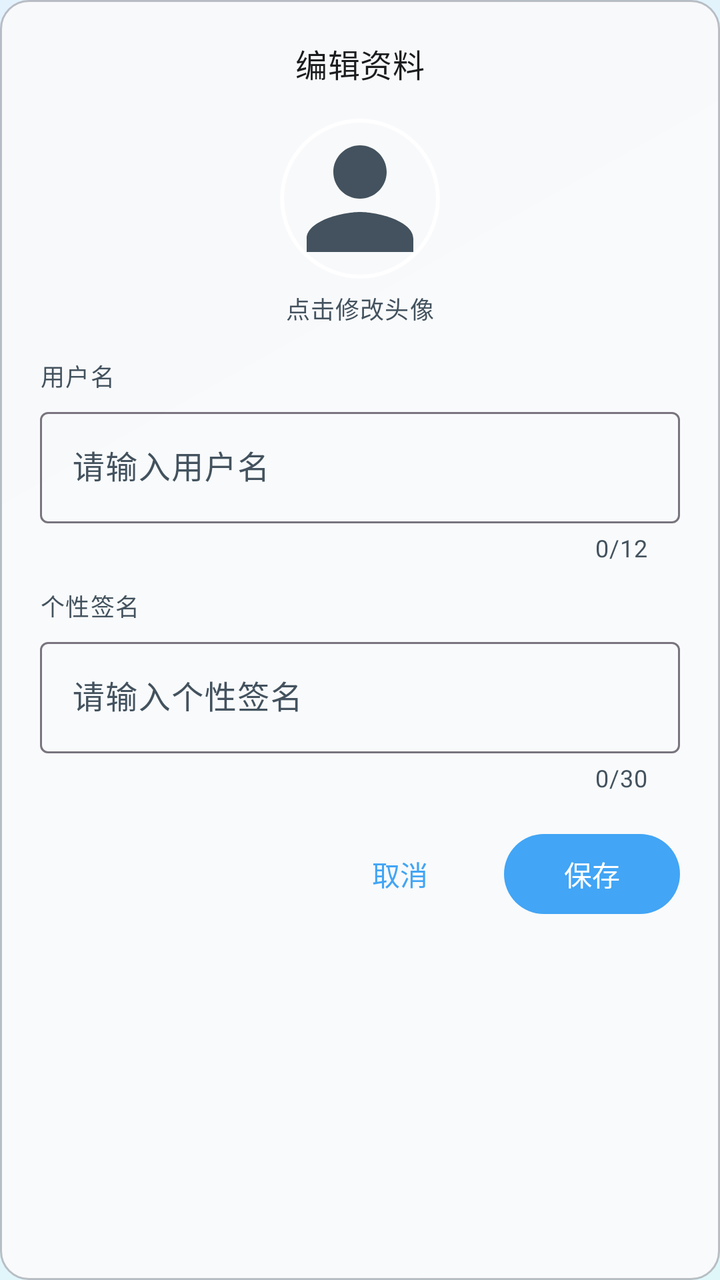
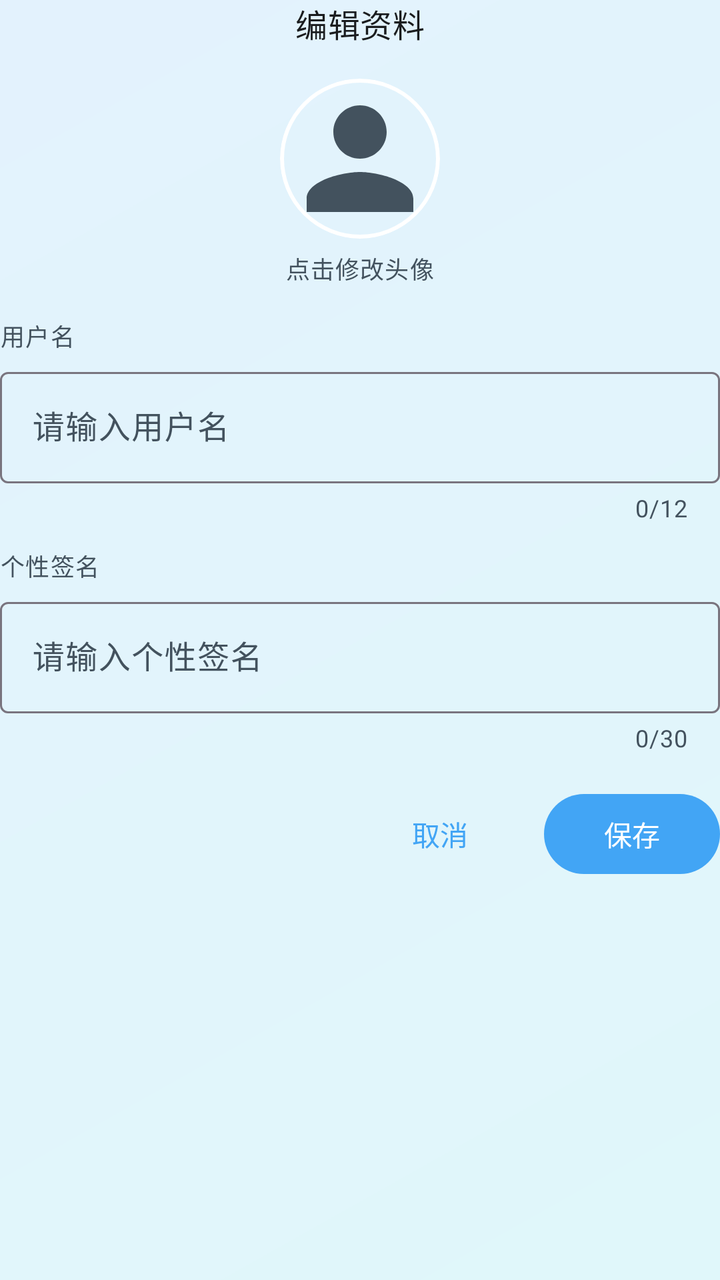

Before-and-after screenshots of an Android layout around one commit, followed by the original layout XML and the change that was made.
<!-- AndroidManifest.xml: application theme AppTheme -->
<!-- res/layout/dialog_edit_profile.xml -->
<?xml version="1.0" encoding="utf-8"?>
<LinearLayout xmlns:android="http://schemas.android.com/apk/res/android"
    xmlns:app="http://schemas.android.com/apk/res-auto"
    android:layout_width="match_parent"
    android:layout_height="wrap_content"
    android:orientation="vertical"
    android:gravity="center_horizontal"
    android:padding="20dp"
    android:background="@drawable/bg_glass_dialog">

    
    <TextView
        android:layout_width="wrap_content"
        android:layout_height="wrap_content"
        android:text="编辑资料"
        android:textAppearance="?attr/textAppearanceTitleMedium"
        android:textColor="?attr/colorOnSurface" />

    
    <com.google.android.material.card.MaterialCardView
        android:layout_width="80dp"
        android:layout_height="80dp"
        android:layout_marginTop="16dp"
        app:cardCornerRadius="40dp"
        app:cardElevation="0dp"
        app:cardBackgroundColor="@android:color/transparent"
        app:strokeWidth="2dp"
        app:strokeColor="@android:color/white">

        <ImageView
            android:id="@+id/dialog_avatar"
            android:layout_width="match_parent"
            android:layout_height="match_parent"
            android:scaleType="centerCrop"
            android:src="@drawable/ic_mine"
            android:clickable="true"
            android:focusable="true"
            android:contentDescription="编辑头像" />
    </com.google.android.material.card.MaterialCardView>

    <TextView
        android:layout_width="wrap_content"
        android:layout_height="wrap_content"
        android:layout_marginTop="6dp"
        android:text="点击修改头像"
        android:textAppearance="?attr/textAppearanceBodySmall"
        android:textColor="?attr/colorOnSurfaceVariant" />

    
    <TextView
        android:layout_width="match_parent"
        android:layout_height="wrap_content"
        android:layout_marginTop="16dp"
        android:text="用户名"
        android:textAppearance="?attr/textAppearanceLabelMedium"
        android:textColor="?attr/colorOnSurfaceVariant" />

    <com.google.android.material.textfield.TextInputLayout
        android:layout_width="match_parent"
        android:layout_height="wrap_content"
        android:layout_marginTop="4dp"
        app:counterEnabled="true"
        app:counterMaxLength="12"
        style="@style/Widget.Material3.TextInputLayout.OutlinedBox">

        <com.google.android.material.textfield.TextInputEditText
            android:id="@+id/dialog_name"
            android:layout_width="match_parent"
            android:layout_height="wrap_content"
            android:hint="请输入用户名"
            android:maxLength="12"
            android:singleLine="true" />
    </com.google.android.material.textfield.TextInputLayout>

    
    <TextView
        android:layout_width="match_parent"
        android:layout_height="wrap_content"
        android:layout_marginTop="12dp"
        android:text="个性签名"
        android:textAppearance="?attr/textAppearanceLabelMedium"
        android:textColor="?attr/colorOnSurfaceVariant" />

    <com.google.android.material.textfield.TextInputLayout
        android:layout_width="match_parent"
        android:layout_height="wrap_content"
        android:layout_marginTop="4dp"
        app:counterEnabled="true"
        app:counterMaxLength="30"
        style="@style/Widget.Material3.TextInputLayout.OutlinedBox">

        <com.google.android.material.textfield.TextInputEditText
            android:id="@+id/dialog_signature"
            android:layout_width="match_parent"
            android:layout_height="wrap_content"
            android:hint="请输入个性签名"
            android:maxLength="30"
            android:singleLine="true" />
    </com.google.android.material.textfield.TextInputLayout>

    
    <TextView
        android:id="@+id/dialog_save_hint"
        android:layout_width="wrap_content"
        android:layout_height="wrap_content"
        android:layout_marginTop="4dp"
        android:text="保存成功"
        android:textAppearance="?attr/textAppearanceBodySmall"
        android:textColor="?attr/colorPrimary"
        android:visibility="gone"
        android:layout_gravity="start|center_vertical" />

    
    <LinearLayout
        android:layout_width="match_parent"
        android:layout_height="wrap_content"
        android:layout_marginTop="16dp"
        android:orientation="horizontal"
        android:gravity="end">

        <com.google.android.material.button.MaterialButton
            android:id="@+id/dialog_btn_cancel"
            android:layout_width="wrap_content"
            android:layout_height="wrap_content"
            style="@style/Widget.Material3.Button.TextButton"
            android:text="取消"
            android:layout_marginEnd="8dp" />

        <com.google.android.material.button.MaterialButton
            android:id="@+id/dialog_btn_save"
            android:layout_width="wrap_content"
            android:layout_height="wrap_content"
            android:text="保存" />
    </LinearLayout>

</LinearLayout>
<!-- resources referenced by this layout -->
<resources>
  <!-- drawable bg_glass_dialog (drawable) -->
  <shape xmlns:android="http://schemas.android.com/apk/res/android"
      android:shape="rectangle">
      <solid android:color="@color/glass_light_80" />
      <corners android:radius="14dp" />
      <stroke android:width="1dp" android:color="@color/glass_panel_border" />
  </shape>
  <!-- drawable ic_mine (drawable) -->
  <?xml version="1.0" encoding="utf-8"?>
  <vector xmlns:android="http://schemas.android.com/apk/res/android"
      android:width="24dp"
      android:height="24dp"
      android:viewportWidth="24"
      android:viewportHeight="24"
      android:tint="?attr/colorOnSurfaceVariant">
      <path
          android:fillColor="@android:color/white"
          android:pathData="M12,12c2.21,0 4,-1.79 4,-4s-1.79,-4 -4,-4 -4,1.79 -4,4 1.79,4 4,4zM12,14c-2.67,0 -8,1.34 -8,4v2h16v-2c0,-2.66 -5.33,-4 -8,-4z" />
  </vector>
  <style name="AppTheme" parent="Base.AppTheme" />
  <color name="glass_light_80">#CCFEFCFC</color>
  <color name="glass_panel_border">#8086868E</color>
  <color name="glass_light_40">#66FEFCFC</color>
  <color name="glass_light_50">#80FEFCFC</color>
  <!-- drawable bg_window_gradient (drawable) -->
  <?xml version="1.0" encoding="utf-8"?>
  <shape xmlns:android="http://schemas.android.com/apk/res/android"
      android:shape="rectangle">
      <gradient
          android:type="linear"
          android:startColor="@color/gradient_soft_start"
          android:endColor="@color/gradient_soft_end"
          android:angle="135" />
  </shape>
  <color name="primary">#42A5F5</color>
  <color name="on_primary">#FFFFFF</color>
  <color name="primary_container">#BBDEFB</color>
  <color name="surface">#FAFCFF</color>
  <color name="on_surface">#1A1C1E</color>
  <color name="surface_variant">#DCE9F5</color>
  <color name="on_surface_variant">#43525E</color>
  <color name="error">#B3261E</color>
  <color name="on_error">#FFFFFF</color>
  <color name="error_container">#F9DEDC</color>
  <color name="on_error_container">#410E0B</color>
  <color name="surface_container_low">#F7FBFF</color>
  <color name="on_primary_container">#1B3A5C</color>
  <color name="surface_container">#F1F8FD</color>
  <color name="surface_container_high">#E8F2FB</color>
  <color name="surface_container_highest">#E0EDF8</color>
  <color name="tertiary">#90CAF9</color>
  <color name="on_tertiary">#1B3A5C</color>
  <color name="tertiary_container">#E0F7FA</color>
  <color name="on_tertiary_container">#1F4A5A</color>
  <color name="outline">#79747E</color>
  <color name="outline_variant">#CAC4D0</color>
  <color name="secondary">#64B5F6</color>
  <color name="on_secondary">#FFFFFF</color>
  <color name="secondary_container">#E0F7FA</color>
  <color name="on_secondary_container">#1F4A5A</color>
  <style name="ShapeAppearance.Small" parent="ShapeAppearance.Material3.SmallComponent">
          <item name="cornerFamily">rounded</item>
          <item name="cornerSize">12dp</item>
      </style>
  <style name="ShapeAppearance.Medium" parent="ShapeAppearance.Material3.MediumComponent">
          <item name="cornerFamily">rounded</item>
          <item name="cornerSize">18dp</item>
      </style>
  <style name="ShapeAppearance.Large" parent="ShapeAppearance.Material3.LargeComponent">
          <item name="cornerFamily">rounded</item>
          <item name="cornerSize">28dp</item>
      </style>
  <color name="gradient_soft_start">#E0F7FA</color>
  <color name="gradient_soft_end">#E3F2FD</color>
  <!-- unchanged entries left out for length: 1 -->
</resources>

<!-- the commit's change to res/layout/dialog_edit_profile.xml (unified diff, before → after) -->
@@ -5,8 +5,7 @@
     android:layout_height="wrap_content"
     android:orientation="vertical"
     android:gravity="center_horizontal"
-    android:padding="20dp"
-    android:background="@drawable/bg_glass_dialog">
+    android:padding="0dp">
 
     
     <TextView
<!-- resource entries referenced after the edit -->
@@ -1,12 +1,5 @@
 <!-- resources referenced by this layout -->
 <resources>
-  <!-- drawable bg_glass_dialog (drawable) -->
-  <shape xmlns:android="http://schemas.android.com/apk/res/android"
-      android:shape="rectangle">
-      <solid android:color="@color/glass_light_80" />
-      <corners android:radius="14dp" />
-      <stroke android:width="1dp" android:color="@color/glass_panel_border" />
-  </shape>
   <!-- drawable ic_mine (drawable) -->
   <?xml version="1.0" encoding="utf-8"?>
   <vector xmlns:android="http://schemas.android.com/apk/res/android"
@@ -20,8 +13,6 @@
           android:pathData="M12,12c2.21,0 4,-1.79 4,-4s-1.79,-4 -4,-4 -4,1.79 -4,4 1.79,4 4,4zM12,14c-2.67,0 -8,1.34 -8,4v2h16v-2c0,-2.66 -5.33,-4 -8,-4z" />
   </vector>
   <style name="AppTheme" parent="Base.AppTheme" />
-  <color name="glass_light_80">#CCFEFCFC</color>
-  <color name="glass_panel_border">#8086868E</color>
   <color name="glass_light_40">#66FEFCFC</color>
   <color name="glass_light_50">#80FEFCFC</color>
   <!-- drawable bg_window_gradient (drawable) -->
